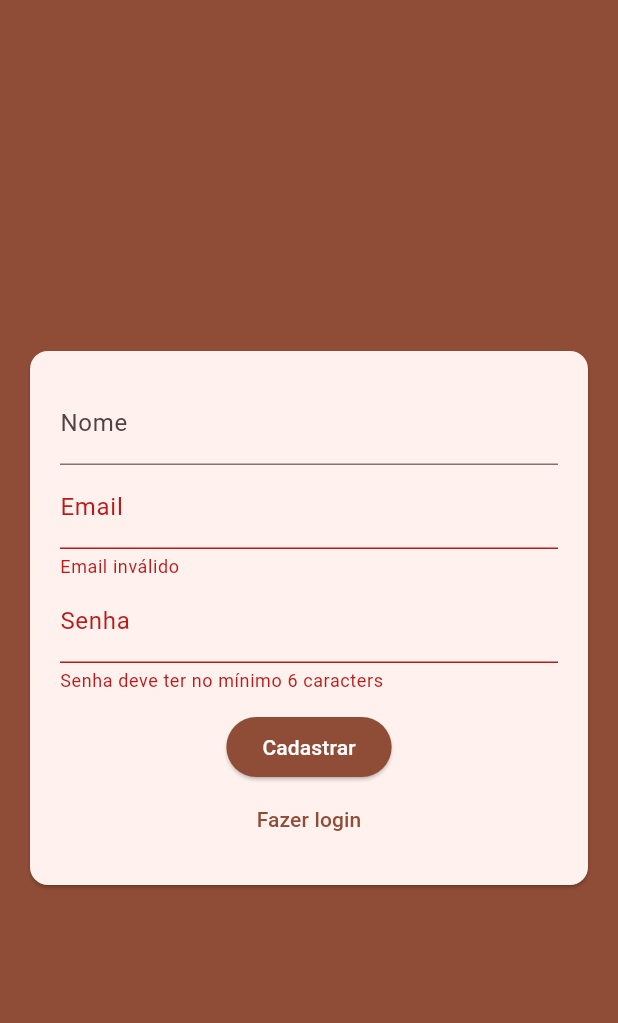
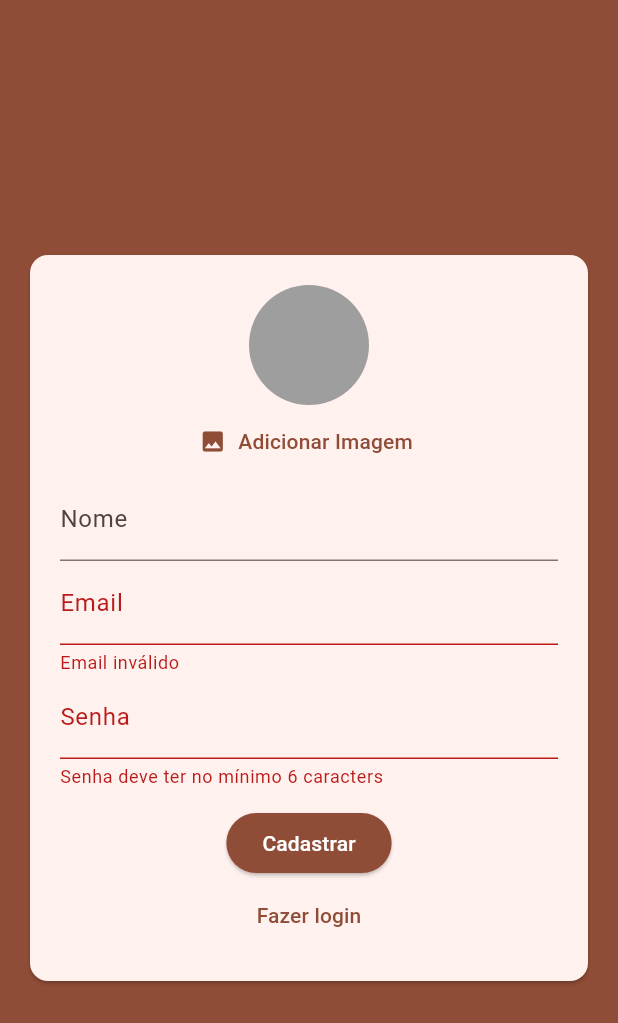
Before and after one commit to RiqAnas/chattory, a Flutter app: the screen it shows after launch, after a tap on "Entrar", after a tap on "Se cadastrar", on a phone screen of 412 x 824 dp. Shown: the top 1023 px of the screen. Run offline on Flutter 3.47's test engine with Material 3 defaults, Android fonts, the phone set to English and light mode, and no system bars; our stand-ins replace image_picker.

Commit message:
Classe abstrata de authService e authService mockado

```diff
--- a/lib/components/authForm.dart
+++ b/lib/components/authForm.dart
@@ -1,5 +1,8 @@
+import 'dart:io';
+
 import 'package:flutter/material.dart';
-import 'package:novoprojchat/models/aFormData.dart';
+import 'package:novoprojchat/components/userImagePicker.dart';
+import 'package:novoprojchat/core/models/aFormData.dart';
 
 class Authform extends StatefulWidget {
   final void Function(Aformdata) onSubmit;
@@ -12,11 +15,32 @@ class Authform extends StatefulWidget {
 class _AuthformState extends State<Authform> {
   final _formKey = GlobalKey<FormState>();
   final _authData = Aformdata();
+  File? _imager;
+
+  void _showError(String msg) {
+    ScaffoldMessenger.of(context).hideCurrentSnackBar();
+    ScaffoldMessenger.of(context).showSnackBar(
+      SnackBar(
+        content: Text(msg),
+        backgroundColor: Theme.of(context).disabledColor,
+      ),
+    );
+  }
 
   void _submit() {
     final isValid = _formKey.currentState?.validate() ?? false;
     if (!isValid) return;
+
+    if (_imager == null && _authData.isSignup) {
+      return _showError("Imagem não cadastrada!");
+    }
+
     widget.onSubmit(_authData);
+  }
+
+  //Exemplo de como funciona uma função de atribuição indireta
+  void _handleImagePick(File image) {
+    _imager = image;
   }
 
   @override
@@ -30,6 +54,9 @@ class _AuthformState extends State<Authform> {
           key: _formKey,
           child: Column(
             children: [
+              if (_authData.isSignup)
+                Userimagepicker(onImagePick: _handleImagePick),
+
               if (_authData.isSignup)
                 TextFormField(
                   //atribui um valor para diferenciar cada campo
--- /dev/null
+++ b/lib/components/userImagePicker.dart
@@ -0,0 +1,53 @@
+import 'dart:io';
+
+import 'package:flutter/material.dart';
+import 'package:image_picker/image_picker.dart';
+
+class Userimagepicker extends StatefulWidget {
+  final void Function(File image) onImagePick;
+
+  Userimagepicker({required this.onImagePick});
+
+  @override
+  State<Userimagepicker> createState() => _UserimagepickerState();
+}
+
+class _UserimagepickerState extends State<Userimagepicker> {
+  File? _image;
+
+  Future<void> _pickImage() async {
+    final picker = ImagePicker();
+    final pickedImage = await picker.pickImage(
+      source: ImageSource.gallery,
+      imageQuality: 50,
+      maxWidth: 150,
+    );
+
+    if (pickedImage != null) {
+      setState(() {
+        _image = File(pickedImage.path);
+      });
+
+      widget.onImagePick(_image!);
+    }
+  }
+
+  @override
+  Widget build(BuildContext context) {
+    // TODO: implement build
+    return Column(
+      children: [
+        CircleAvatar(
+          radius: 40,
+          backgroundColor: Colors.grey,
+          backgroundImage: _image != null ? FileImage(_image!) : null,
+        ),
+        TextButton.icon(
+          onPressed: _pickImage,
+          label: Text("Adicionar Imagem"),
+          icon: Icon(Icons.image),
+        ),
+      ],
+    );
+  }
+}
--- a/lib/models/aFormData.dart
+++ b/lib/core/models/aFormData.dart
@@ -1,3 +1,5 @@
+import 'dart:io';
+
 enum AuthMode { Signup, Login }
 
 class Aformdata {
@@ -5,6 +7,7 @@ class Aformdata {
   String email = '';
   String pass = '';
   AuthMode _mode = AuthMode.Login;
+  File? image;
 
   bool get isLogin {
     return _mode == AuthMode.Login;
--- /dev/null
+++ b/lib/core/models/chatUser.dart
@@ -0,0 +1,13 @@
+class Chatuser {
+  final String id;
+  final String name;
+  final String email;
+  final String imageUrl;
+
+  const Chatuser({
+    required this.email,
+    required this.id,
+    required this.imageUrl,
+    required this.name,
+  });
+}
--- /dev/null
+++ b/lib/core/services/auth/authMockService.dart
@@ -0,0 +1,64 @@
+import 'dart:async';
+import 'dart:io';
+import 'dart:math';
+
+import 'package:novoprojchat/core/models/chatUser.dart';
+import 'package:novoprojchat/core/services/auth/authService.dart';
+
+class Authmockservice implements Authservice {
+  static final _defaultUser = Chatuser(
+    email: "opa@gmail.com",
+    id: '1',
+    imageUrl:
+        'https://preview.redd.it/l0ergarfzst61.png?auto=webp&s=5de076eac09bb645d58b11cd8ce82f99ec487329',
+    name: 'teste',
+  );
+  //transformar um atributo em statico faz ele ser não instanciavel (sendo um valor intrinseco à classe)
+  static Map<String, Chatuser> _users = {_defaultUser.email: _defaultUser};
+  static Chatuser? _currentUser;
+  static MultiStreamController<Chatuser?>? _controller;
+  static final _userStream = Stream<Chatuser?>.multi((controller) {
+    _controller = controller;
+    _updateUser(_defaultUser);
+  });
+
+  Chatuser? get currentUser {
+    return _currentUser;
+  }
+
+  Future<void> login(String email, String password) async {
+    _updateUser(_users[email]);
+  }
+
+  Future<void> logout() async {
+    _updateUser(null);
+  }
+
+  Future<void> signUp(
+    String nome,
+    String email,
+    String password,
+    File? image,
+  ) async {
+    final newUser = Chatuser(
+      email: email,
+      id: Random().nextDouble().toString(),
+      imageUrl:
+          image?.path ??
+          'https://preview.redd.it/l0ergarfzst61.png?auto=webp&s=5de076eac09bb645d58b11cd8ce82f99ec487329',
+      name: nome,
+    );
+
+    _users.putIfAbsent(email, () => newUser);
+    _updateUser(newUser);
+  }
+
+  Stream<Chatuser?> get userChanges {
+    return _userStream;
+  }
+
+  static void _updateUser(Chatuser? user) {
+    _currentUser = null;
+    _controller?.add(_currentUser);
+  }
+}
--- /dev/null
+++ b/lib/core/services/auth/authService.dart
@@ -0,0 +1,17 @@
+import 'dart:io';
+import 'package:novoprojchat/core/models/chatUser.dart';
+import 'package:novoprojchat/core/services/auth/authMockService.dart';
+
+abstract class Authservice {
+  Chatuser? get currentUser;
+
+  Stream<Chatuser?> get userChanges;
+
+  Future<void> signUp(String nome, String email, String password, File image);
+  Future<void> login(String email, String password);
+  Future<void> logout();
+
+  factory Authservice() {
+    return Authmockservice();
+  }
+}
--- a/lib/main.dart
+++ b/lib/main.dart
@@ -1,6 +1,5 @@
 import 'package:flutter/material.dart';
-import 'package:novoprojchat/pages/authPage.dart';
-import 'package:novoprojchat/pages/loadingPage.dart';
+import 'package:novoprojchat/pages/authOrAppPage.dart';
 
 void main() {
   runApp(const MyApp());
@@ -18,7 +17,7 @@ class MyApp extends StatelessWidget {
       theme: ThemeData(
         colorScheme: ColorScheme.fromSeed(seedColor: Colors.deepOrangeAccent),
       ),
-      home: Authpage(),
+      home: Authorapppage(),
     );
   }
 }
--- /dev/null
+++ b/lib/pages/authOrAppPage.dart
@@ -0,0 +1,25 @@
+import 'package:flutter/material.dart';
+import 'package:novoprojchat/core/models/chatUser.dart';
+import 'package:novoprojchat/core/services/auth/authService.dart';
+import 'package:novoprojchat/pages/authPage.dart';
+import 'package:novoprojchat/pages/chatPage.dart';
+import 'package:novoprojchat/pages/loadingPage.dart';
+
+class Authorapppage extends StatelessWidget {
+  @override
+  Widget build(BuildContext context) {
+    // TODO: implement build
+    return Scaffold(
+      body: StreamBuilder<Chatuser?>(
+        stream: Authservice().userChanges,
+        builder: (context, snapshot) {
+          if (snapshot.connectionState == ConnectionState.waiting) {
+            return Loadingpage();
+          } else {
+            return snapshot.hasData ? Chatpage() : Authpage();
+          }
+        },
+      ),
+    );
+  }
+}
--- a/pubspec.yaml
+++ b/pubspec.yaml
@@ -30,6 +30,7 @@ environment:
 dependencies:
   flutter:
     sdk: flutter
+  image_picker: ^1.2.0
 
   # The following adds the Cupertino Icons font to your application.
   # Use with the CupertinoIcons class for iOS style icons.
```
Also changed, not shown: lib/components/messages.dart (added, +9 -0 lines), lib/components/newMessage.dart (added, +9 -0 lines), lib/pages/authPage.dart (+17 -3 lines), lib/pages/chatPage.dart (added, +24 -0 lines), pubspec.lock, 5 other files.
